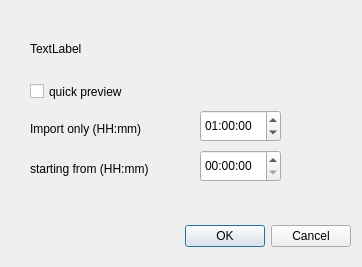
This is opendialog.ui in tomgrad/carpets as Qt 5 draws it before an edit. The edited form follows.
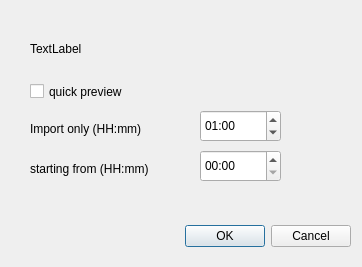
This is the edited form.

Commit message: Fix time input range handling; update display format for time inputs

What changed in the file:
```diff
--- a/opendialog.ui
+++ b/opendialog.ui
@@ -90,6 +90,9 @@
      <height>32</height>
     </rect>
    </property>
+   <property name="displayFormat">
+    <string>HH:mm</string>
+   </property>
    <property name="time">
     <time>
      <hour>1</hour>
@@ -107,6 +110,9 @@
      <height>32</height>
     </rect>
    </property>
+   <property name="displayFormat">
+    <string>HH:mm</string>
+   </property>
   </widget>
  </widget>
  <resources/>
```
The commit also changes 4 other files.
